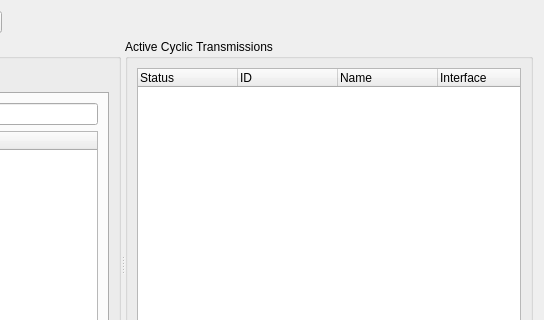
ungkyu/CANgaroo, file src/window/TxGeneratorWindow/TxGeneratorWindow.ui: the form before one commit; both pictures show x 365 to 909 and y 0 to 320 of the 909 by 500 pixel window.
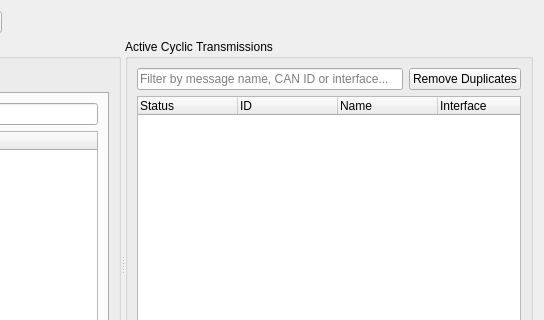
The form after the commit.

Commit message: feat: add Tx Generator search and duplicate removal

Diff of the .ui file:
```diff
--- a/src/window/TxGeneratorWindow/TxGeneratorWindow.ui
+++ b/src/window/TxGeneratorWindow/TxGeneratorWindow.ui
@@ -262,6 +262,33 @@
        <string>Active Cyclic Transmissions</string>
       </property>
       <layout class="QVBoxLayout" name="verticalLayoutActive">
+       <item>
+        <layout class="QHBoxLayout" name="horizontalLayoutActiveSearch">
+         <item>
+          <widget class="QLineEdit" name="lineEditSearchActive">
+           <property name="placeholderText">
+            <string>Filter by message name, CAN ID or interface...</string>
+           </property>
+           <property name="clearButtonEnabled">
+            <bool>true</bool>
+           </property>
+           <property name="toolTip">
+            <string>Filters the list only; hidden messages continue transmitting. Separate search terms with spaces.</string>
+           </property>
+          </widget>
+         </item>
+         <item>
+          <widget class="QPushButton" name="btnRemoveDuplicates">
+           <property name="text">
+            <string>Remove Duplicates</string>
+           </property>
+           <property name="toolTip">
+            <string>Check the entire list, including hidden rows. Keep the first row with the same interface, CAN ID, frame format, payload and interval.</string>
+           </property>
+          </widget>
+         </item>
+        </layout>
+       </item>
        <item>
         <widget class="QTreeWidget" name="treeActive">
          <property name="editTriggers">
```
The commit also changes 9 other files.
